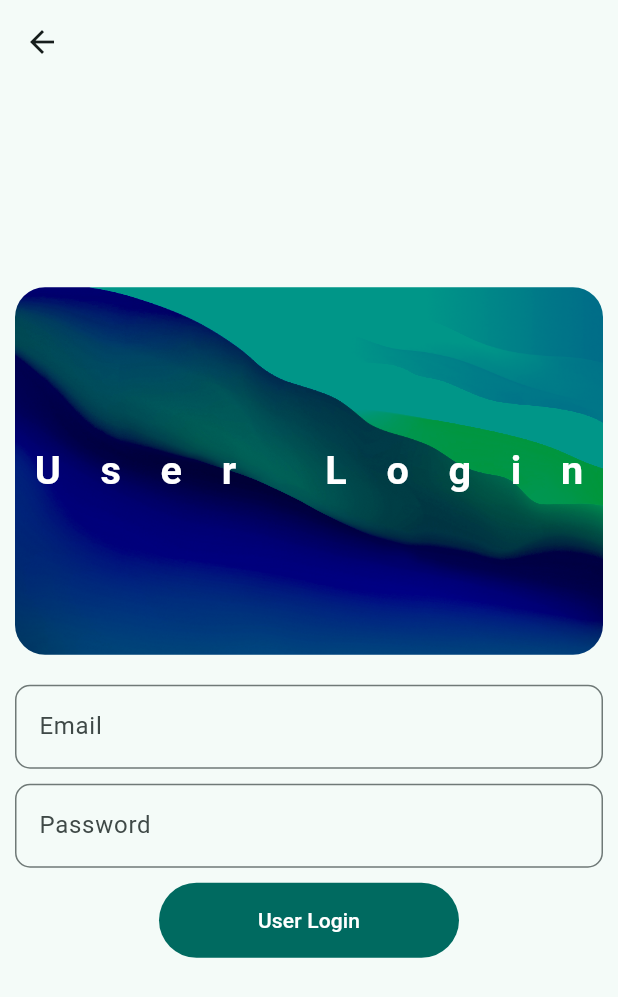
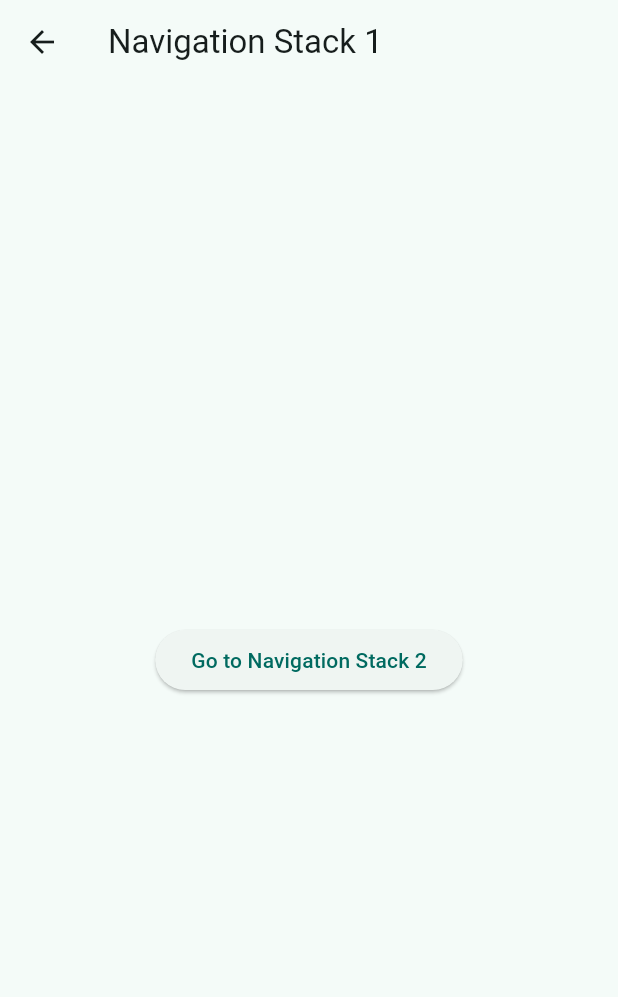
Before and after one commit to krishan226/my_first_Flutter_Practice01, a Flutter app: the LoginPage screen opened directly, after a tap on "User Login", on a phone screen of 412 x 824 dp. Shown: the top 997 px of the screen. Run offline on Flutter 3.47's test engine with Material 3 defaults, Android fonts, the phone set to English and light mode, and no system bars; our stand-ins replace lottie.

Commit message:
created 2-3 page, Navigation Stack clear and move to 1st page

```diff
--- a/lib/Views/Pages/loginpage.dart
+++ b/lib/Views/Pages/loginpage.dart
@@ -1,4 +1,5 @@
 import 'package:flutter/material.dart';
+import 'package:my_first_flutter/Views/Pages/navigationstack1.dart';
 import 'package:my_first_flutter/Views/Widgets/hero_widget.dart';
 import 'package:my_first_flutter/Views/widget_tree.dart';
 
@@ -117,6 +118,14 @@ class _LoginPageState extends State<LoginPage> {
       );
     } else {
       print('Invalid credentials');
+      Navigator.push(
+        context,
+        MaterialPageRoute(
+          builder: (context) {
+            return NavigationStack1();
+          },
+        ),
+      );
     }
   }
 }
--- /dev/null
+++ b/lib/Views/Pages/navigationstack1.dart
@@ -0,0 +1,35 @@
+import 'package:flutter/material.dart';
+import 'package:my_first_flutter/Views/Pages/navigationsatack2.dart';
+
+class NavigationStack1 extends StatelessWidget {
+  const NavigationStack1({super.key});
+
+  @override
+  Widget build(BuildContext context) {
+    return Scaffold(
+      appBar: AppBar(
+        title: Text('Navigation Stack 1'),
+      ),
+      body: Center(
+        child: Column(
+          mainAxisAlignment: MainAxisAlignment.center,
+          children: [
+            ElevatedButton(
+              onPressed: () {
+                Navigator.push(
+                  context,
+                  MaterialPageRoute(
+                    builder: (context) {
+                      return NavigationStack2();
+                    },
+                  ),
+                );
+              },
+              child: Text('Go to Navigation Stack 2'),
+            ),
+          ],
+        ),
+      ),
+    );
+  }
+}
```
Also changed, not shown: lib/Views/Pages/navigationsatack2.dart (added, +23 -0 lines).
